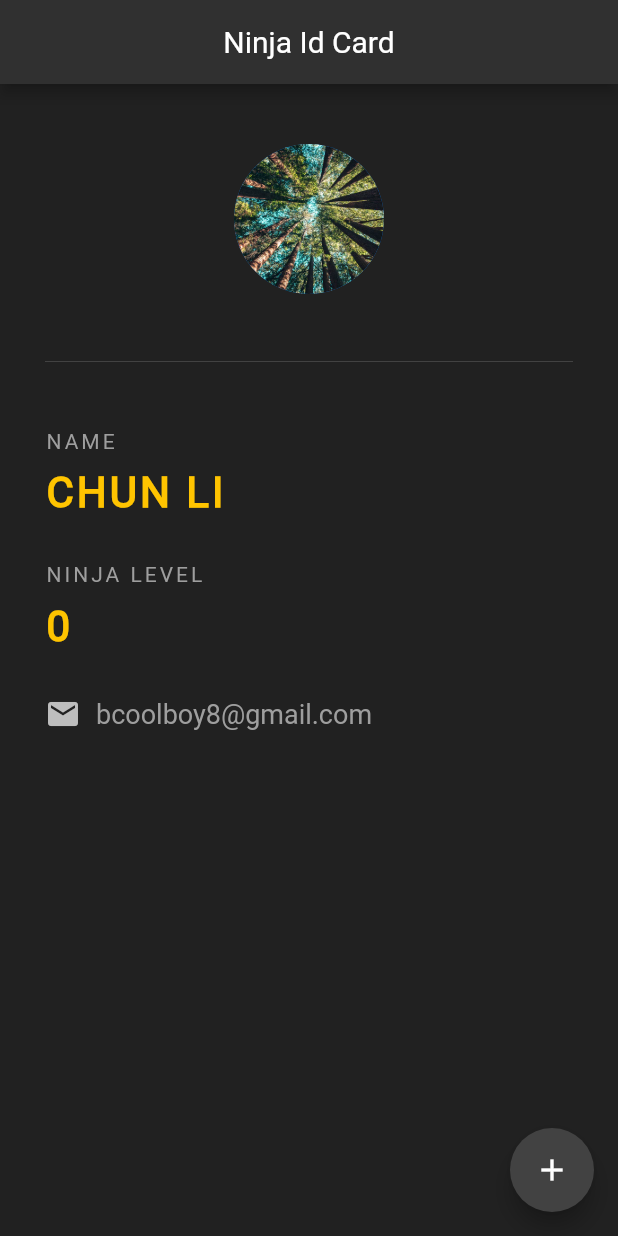
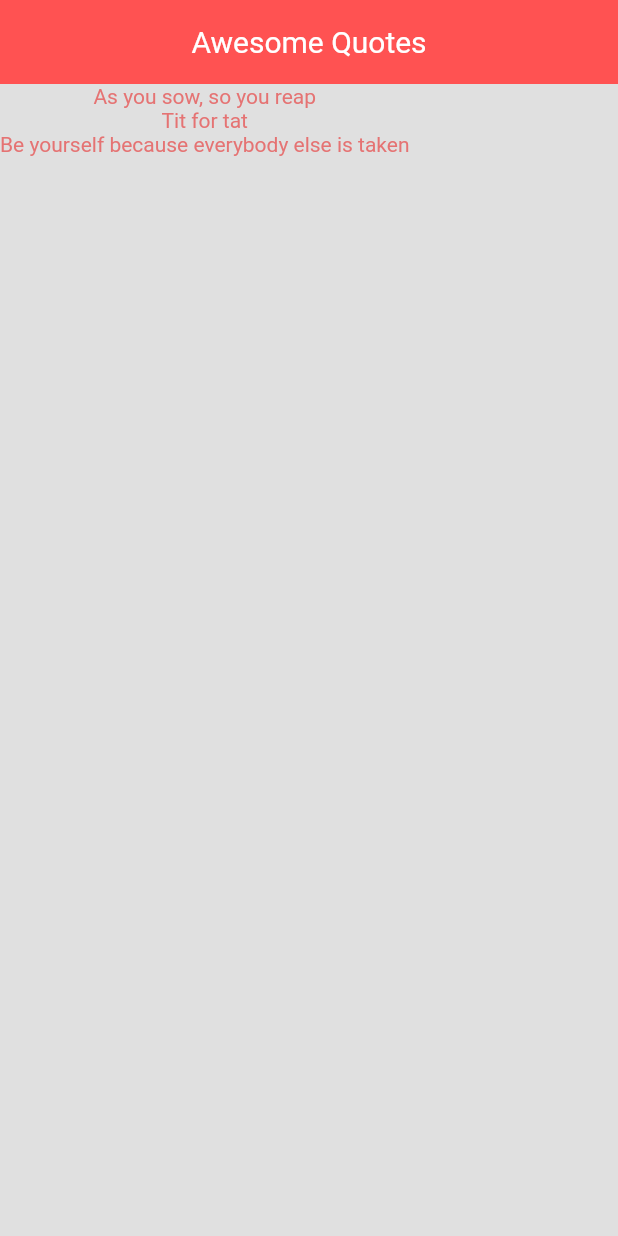
Before and after one commit to subashc069/flutter-training, a Flutter app: the screen it shows after launch, on a phone screen of 412 x 824 dp. Run offline on Flutter 3.47's test engine with Material 2 defaults, Android fonts, the phone set to English and light mode, and no system bars.

Commit message:
list using map function

```diff
--- a/lib/main.dart
+++ b/lib/main.dart
@@ -2,105 +2,34 @@ import 'package:flutter/cupertino.dart';
 import 'package:flutter/material.dart';
 
 void main() => runApp(MaterialApp(
-  home: NinjaIdCard()
+  home: QuoteList()
 ));
 
-class NinjaIdCard extends StatefulWidget {
+class QuoteList extends StatefulWidget {
   @override
-  _NinjaIdCardState createState() => _NinjaIdCardState();
+  _QuoteListState createState() => _QuoteListState();
 }
 
-class _NinjaIdCardState extends State<NinjaIdCard> {
-  int ninjaLevel = 0;
+class _QuoteListState extends State<QuoteList> {
 
+  List<String> quotes = [
+    'As you sow, so you reap',
+    'Tit for tat',
+    'Be yourself because everybody else is taken'
+  ];
   @override
   Widget build(BuildContext context) {
     return Scaffold(
+      backgroundColor: Colors.grey[300],
       appBar: AppBar(
-        title: Text('Ninja Id Card'),
+        title: Text('Awesome Quotes'),
         centerTitle: true,
-        backgroundColor: Colors.grey[850],
+        backgroundColor: Colors.redAccent,
+        elevation: 0,
       ),
-      backgroundColor: Colors.grey[900],
-      floatingActionButton: FloatingActionButton(
-        child: Icon(Icons.add),
-        backgroundColor: Colors.grey[800],
-        onPressed: () {
-          setState(() {
-            ninjaLevel += 1;
-          });
-        }
+      body: Column(
+        children: quotes.map((q) => Text(q, style: TextStyle(color: Colors.red[300]),)).toList(),
       ),
-      body: Padding(
-        padding: const EdgeInsets.fromLTRB(30.0, 40.0, 30.0, 0),
-        child: Column(
-          crossAxisAlignment: CrossAxisAlignment.start,
-          children: <Widget>[
-            Center(
-              child: CircleAvatar(
-                backgroundImage: AssetImage('assets/nature-1.jpg'),
-                radius: 50.0,
-              ),
-            ),
-            Divider(
-              height: 90.0,
-              color: Colors.grey[800]
-            ),
-            Text(
-              'NAME',
-              style: TextStyle(
-                color: Colors.grey,
-                letterSpacing: 2.0
-              ),
-            ),
-            SizedBox(height: 10.0),
-            Text(
-              'CHUN LI',
-              style: TextStyle(
-                color: Colors.amberAccent[400],
-                fontSize: 28.0,
-                fontWeight: FontWeight.bold,
-                letterSpacing: 2.0
-              ),
-            ),
-            SizedBox(height: 30.0),
-            Text(
-              'NINJA LEVEL',
-              style: TextStyle(
-                color: Colors.grey,
-                letterSpacing: 2.0
-              ),
-            ),
-            SizedBox(height: 10.0),
-            Text(
-              '$ninjaLevel',
-              style: TextStyle(
-                color: Colors.amberAccent[400],
-                fontSize: 28.0,
-                fontWeight: FontWeight.bold,
-                letterSpacing: 2.0
-              ),
-            ),
-            SizedBox(height: 30.0),
-            Row(
-              children: <Widget>[
-                Icon(
-                  Icons.email,
-                  color: Colors.grey[400]
-                ),
-                SizedBox(width: 10.0),
-                Text(
-                  'bcoolboy8@gmail.com',
-                  style: TextStyle(
-                    fontSize: 18.0,
-                    color: Colors.grey[500]
-                  ),
-                )
-              ],
-            )
-          ],
-        ),
-        ),
     );
   }
 }
```
